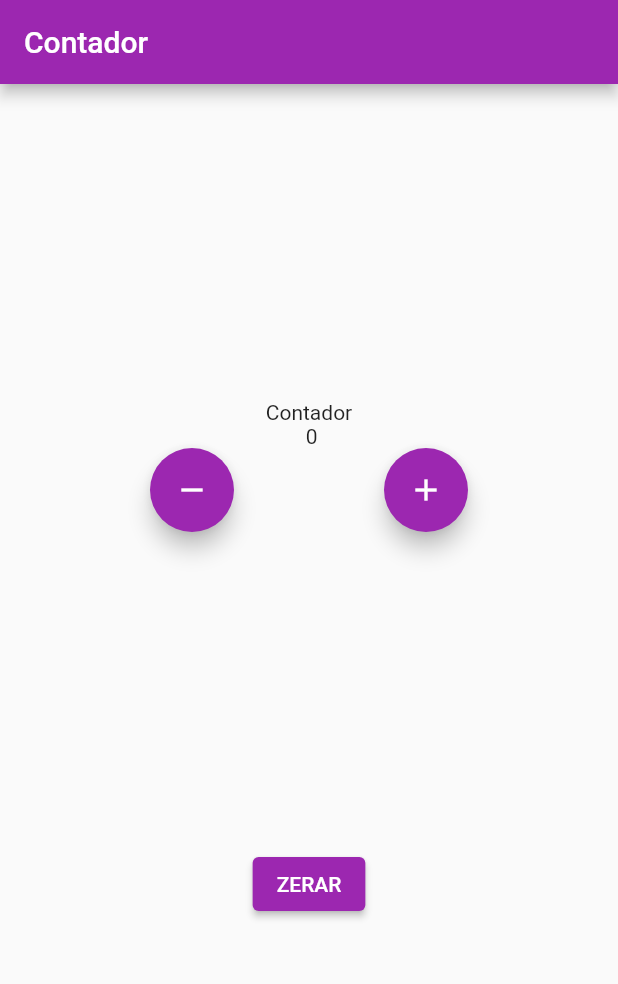
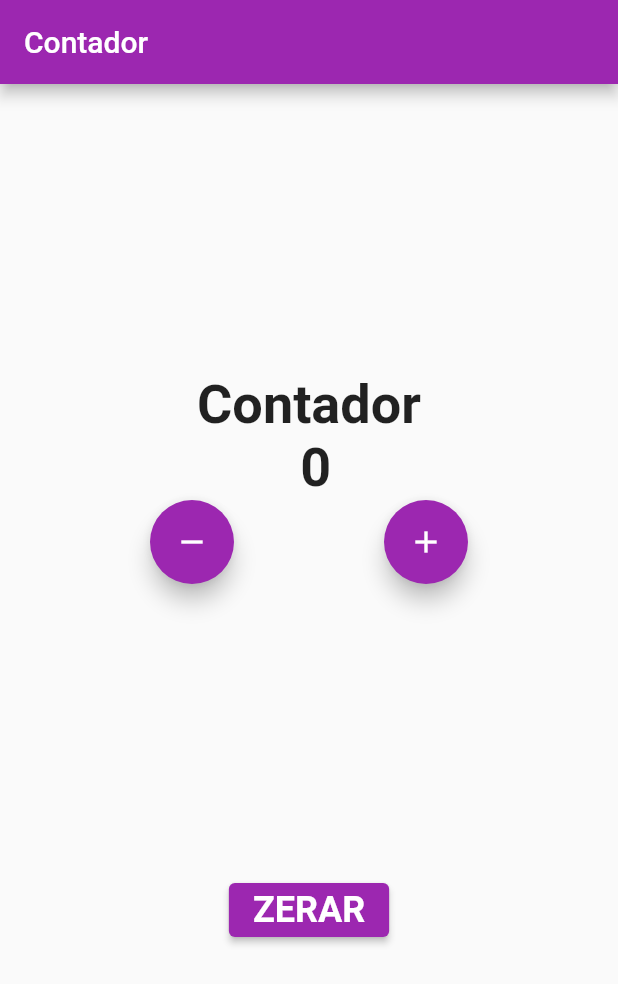
Before and after one commit to guilhermebernava/counter_app, a Flutter app: the screen it shows after launch, on a phone screen of 412 x 824 dp. Shown: the top 984 px of the screen. Run offline on Flutter 3.47's test engine with Material 2 defaults, Android fonts, the phone set to English and light mode, and no system bars.

Commit message:
passando STYLES nos BUTTONS

```diff
--- a/lib/pages/Home.dart
+++ b/lib/pages/Home.dart
@@ -45,6 +45,7 @@ class _HomeState extends State<Home> {
           Text(
             "Contador \n $number",
             textAlign: TextAlign.center,
+            style: TextStyle(fontSize: 36, fontWeight: FontWeight.w600),
           ),
           Row(
             children: [
@@ -59,7 +60,10 @@ class _HomeState extends State<Home> {
             ],
           ),
           const Spacer(),
-          ElevatedButton(child: const Text("ZERAR"), onPressed: () => zero()),
+          ElevatedButton(
+              child: const Text("ZERAR",
+                  style: TextStyle(fontSize: 24, fontWeight: FontWeight.w600)),
+              onPressed: () => zero()),
           const Spacer()
         ],
       )),
```
